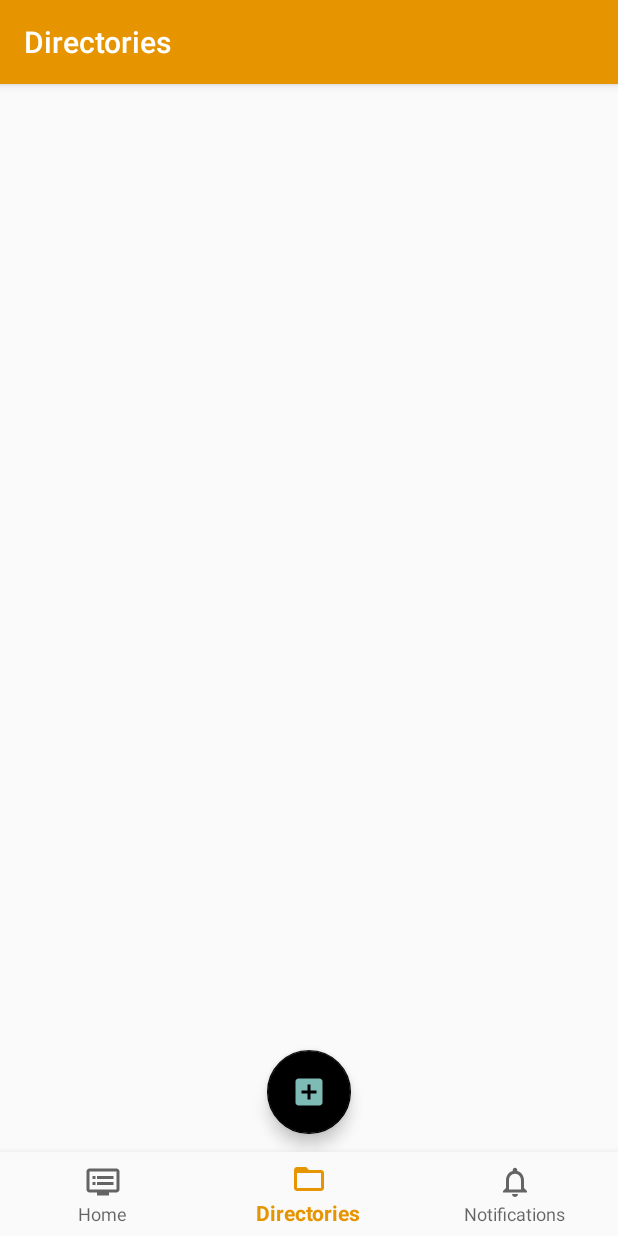
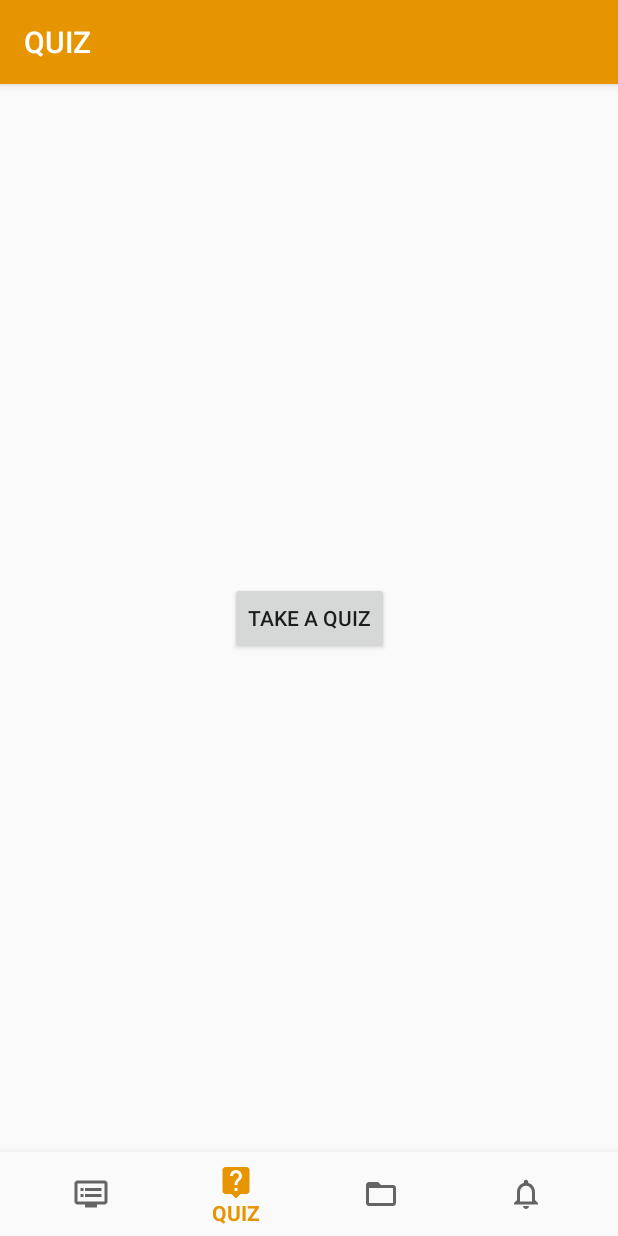
Before and after one commit to ilkeraslan/repeatcard, an Android app: the screen it shows after launch (MainActivity), item 2 of the bottom bar chosen, on a phone screen of 412 x 824 dp. Run offline under Robolectric (Android 15) with nearby library versions, the phone set to English and light mode, and no system bars; our stand-ins replace Room's generated code, navigation-ui; libraries missing offline, so code that uses them is left out: com.jakewharton.threetenabp; 6 statements that could not run were skipped.

Commit message:
Move quiz to bottom navigation

```diff
--- a/app/src/main/java/com/example/flashcards/MainActivity.kt
+++ b/app/src/main/java/com/example/flashcards/MainActivity.kt
@@ -1,14 +1,14 @@
 package com.example.flashcards
 
+import android.os.Bundle
+import android.view.MenuItem
 import androidx.appcompat.app.AppCompatActivity
-import android.os.Bundle
-import androidx.navigation.findNavController
+import androidx.navigation.fragment.NavHostFragment
 import androidx.navigation.ui.AppBarConfiguration
 import androidx.navigation.ui.setupActionBarWithNavController
 import androidx.navigation.ui.setupWithNavController
 import com.google.android.material.bottomnavigation.BottomNavigationView
 import com.jakewharton.threetenabp.AndroidThreeTen
-
 
 class MainActivity : AppCompatActivity() {
 
@@ -16,18 +16,19 @@ class MainActivity : AppCompatActivity() {
         super.onCreate(savedInstanceState)
         setContentView(R.layout.activity_main)
 
+        val host: NavHostFragment = supportFragmentManager.findFragmentById(R.id.nav_host_fragment) as NavHostFragment? ?: return
         val navView: BottomNavigationView = findViewById(R.id.nav_view)
-        val navController = findNavController(R.id.nav_host_fragment)
+        val navController = host.navController
 
         val appBarConfiguration = AppBarConfiguration(
-            setOf(
-                R.id.navigation_home, R.id.navigation_directories, R.id.navigation_notifications
-            )
+            setOf(R.id.navigation_home, R.id.navigation_quiz, R.id.navigation_directories, R.id.navigation_notifications)
         )
 
         setupActionBarWithNavController(navController, appBarConfiguration)
         navView.setupWithNavController(navController)
 
+        navView.setOnNavigationItemReselectedListener { /* do nothing */}
+
         // Initialize date library
         AndroidThreeTen.init(this)
     }
--- a/app/src/main/java/com/example/flashcards/ui/home/HomeFragment.kt
+++ b/app/src/main/java/com/example/flashcards/ui/home/HomeFragment.kt
@@ -26,7 +26,6 @@ import com.example.flashcards.ui.directories.DirectoriesViewModel
 import com.example.flashcards.ui.flashcard_review.FlashcardReviewScreen
 import com.example.flashcards.ui.notifications.NotificationEvent
 import com.example.flashcards.ui.notifications.NotificationsViewModel
-import com.example.flashcards.ui.quiz.QuizScreen
 import com.example.flashcards.ui.util.exhaustive
 import kotlinx.coroutines.ExperimentalCoroutinesApi
 import org.threeten.bp.OffsetDateTime
@@ -55,6 +54,15 @@ class HomeFragment : Fragment() {
     @ExperimentalCoroutinesApi
     override fun onViewCreated(view: View, savedInstanceState: Bundle?) {
         super.onViewCreated(view, savedInstanceState)
+
+        setupViewModels()
+        setUpRecyclerView()
+        setUpViews()
+        observeViewModel()
+    }
+
+    override fun onResume() {
+        super.onResume()
 
         setupViewModels()
         setUpRecyclerView()
@@ -92,7 +100,6 @@ class HomeFragment : Fragment() {
         val addFlashcardButton: Button = requireActivity().findViewById(R.id.add_flashcard_button)
         val deleteAll: Button = requireActivity().findViewById(R.id.delete_all_button)
         val review: Button = requireActivity().findViewById(R.id.review_flashcards_button)
-        val quiz: Button = requireActivity().findViewById(R.id.quiz)
 
         addFlashcardButton.setOnClickListener {
             val intent = Intent(activity, AddFlashcardActivity::class.java)
@@ -103,11 +110,6 @@ class HomeFragment : Fragment() {
 
         review.setOnClickListener {
             val intent = Intent(activity, FlashcardReviewScreen::class.java)
-            startActivity(intent)
-        }
-
-        quiz.setOnClickListener {
-            val intent = Intent(activity, QuizScreen::class.java)
             startActivity(intent)
         }
     }
--- a/app/src/main/java/com/example/flashcards/ui/home/HomeViewModelFactory.kt
+++ /dev/null
@@ -1,12 +0,0 @@
-package com.example.flashcards.ui.home
-
-import android.app.Activity
-import androidx.lifecycle.ViewModel
-import androidx.lifecycle.ViewModelProvider
-
-class HomeViewModelFactory (val activity: Activity) : ViewModelProvider.Factory {
-
-    override fun <T : ViewModel?> create(modelClass: Class<T>): T {
-        return modelClass.getConstructor(Activity::class.java).newInstance()
-    }
-}
--- a/app/src/main/java/com/example/flashcards/ui/home/HomeViewModelStoreOwner.kt
+++ /dev/null
@@ -1,11 +0,0 @@
-package com.example.flashcards.ui.home
-
-import androidx.lifecycle.ViewModelStore
-import androidx.lifecycle.ViewModelStoreOwner
-
-class HomeViewModelStoreOwner : ViewModelStoreOwner {
-    override fun getViewModelStore(): ViewModelStore {
-        return ViewModelStore()
-    }
-
-}
--- /dev/null
+++ b/app/src/main/java/com/example/flashcards/ui/quiz/QuizFragment.kt
@@ -0,0 +1,37 @@
+package com.example.flashcards.ui.quiz
+
+import android.content.Intent
+import android.os.Bundle
+import android.view.LayoutInflater
+import android.view.View
+import android.view.ViewGroup
+import android.widget.Button
+import androidx.fragment.app.Fragment
+import com.example.flashcards.R
+
+class QuizFragment : Fragment() {
+
+    private lateinit var startQuiz: Button
+
+    override fun onCreateView(
+        inflater: LayoutInflater,
+        container: ViewGroup?,
+        savedInstanceState: Bundle?
+    ): View? {
+        return inflater.inflate(R.layout.quiz_fragment, container, false)
+    }
+
+    override fun onViewCreated(view: View, savedInstanceState: Bundle?) {
+        super.onViewCreated(view, savedInstanceState)
+
+        setUpViews()
+    }
+
+    private fun setUpViews() {
+        startQuiz = requireActivity().findViewById(R.id.startQuiz)
+        startQuiz.setOnClickListener {
+            val intent = Intent(activity, QuizScreen::class.java)
+            startActivity(intent)
+        }
+    }
+}
--- a/app/src/main/res/drawable/ic_add_directory_black_24dp.xml
+++ b/app/src/main/res/drawable/ic_add_directory_black_24dp.xml
@@ -1,4 +1,4 @@
-<vector android:height="24dp" android:tint="#7EBBB5"
+<vector android:height="24dp"
     android:viewportHeight="24.0" android:viewportWidth="24.0"
     android:width="24dp" xmlns:android="http://schemas.android.com/apk/res/android">
     <path android:fillColor="#FF000000" android:pathData="M19,3L5,3c-1.11,0 -2,0.9 -2,2v14c0,1.1 0.89,2 2,2h14c1.1,0 2,-0.9 2,-2L21,5c0,-1.1 -0.9,-2 -2,-2zM17,13h-4v4h-2v-4L7,13v-2h4L11,7h2v4h4v2z"/>
--- /dev/null
+++ b/app/src/main/res/drawable/ic_quiz_24dp.xml
@@ -0,0 +1,9 @@
+<vector xmlns:android="http://schemas.android.com/apk/res/android"
+        android:width="24dp"
+        android:height="24dp"
+        android:viewportWidth="24.0"
+        android:viewportHeight="24.0">
+    <path
+        android:fillColor="#FF000000"
+        android:pathData="M19,2L5,2c-1.11,0 -2,0.9 -2,2v14c0,1.1 0.89,2 2,2h4l3,3 3,-3h4c1.1,0 2,-0.9 2,-2L21,4c0,-1.1 -0.9,-2 -2,-2zM13,18h-2v-2h2v2zM15.07,10.25l-0.9,0.92C13.45,11.9 13,12.5 13,14h-2v-0.5c0,-1.1 0.45,-2.1 1.17,-2.83l1.24,-1.26c0.37,-0.36 0.59,-0.86 0.59,-1.41 0,-1.1 -0.9,-2 -2,-2s-2,0.9 -2,2L8,8c0,-2.21 1.79,-4 4,-4s4,1.79 4,4c0,0.88 -0.36,1.68 -0.93,2.25z"/>
+</vector>
--- a/app/src/main/res/layout/activity_main.xml
+++ b/app/src/main/res/layout/activity_main.xml
@@ -23,9 +23,8 @@
         android:name="androidx.navigation.fragment.NavHostFragment"
         android:layout_width="0dp"
         android:layout_height="0dp"
-        android:layout_marginBottom="8dp"
         app:defaultNavHost="true"
-        app:layout_constraintBottom_toBottomOf="parent"
+        app:layout_constraintBottom_toTopOf="@+id/nav_view"
         app:layout_constraintLeft_toLeftOf="parent"
         app:layout_constraintRight_toRightOf="parent"
         app:layout_constraintTop_toTopOf="parent"
--- a/app/src/main/res/layout/directories_fragment.xml
+++ b/app/src/main/res/layout/directories_fragment.xml
@@ -13,8 +13,7 @@
         android:layout_marginStart="8dp"
         android:layout_marginTop="8dp"
         android:layout_marginEnd="8dp"
-        android:layout_marginBottom="48dp"
-        app:layout_constraintBottom_toBottomOf="parent"
+        app:layout_constraintBottom_toTopOf="@+id/add_directory_button"
         app:layout_constraintEnd_toEndOf="parent"
         app:layout_constraintStart_toStartOf="parent"
         app:layout_constraintTop_toTopOf="parent" />
@@ -24,13 +23,13 @@
         android:layout_width="wrap_content"
         android:layout_height="0dp"
         android:layout_gravity="bottom"
-        android:layout_marginBottom="60dp"
+        android:layout_marginEnd="8dp"
+        android:layout_marginBottom="8dp"
         android:adjustViewBounds="true"
         android:isScrollContainer="false"
-        app:backgroundTint="@color/colorBlack"
+        app:backgroundTint="@color/design_default_color_primary_dark"
         app:layout_constraintBottom_toBottomOf="parent"
         app:layout_constraintEnd_toEndOf="parent"
-        app:layout_constraintStart_toStartOf="parent"
         app:srcCompat="@drawable/ic_add_directory_black_24dp" />
 
 </androidx.constraintlayout.widget.ConstraintLayout>
--- a/app/src/main/res/layout/home_fragment.xml
+++ b/app/src/main/res/layout/home_fragment.xml
@@ -4,7 +4,6 @@
     xmlns:tools="http://schemas.android.com/tools"
     android:layout_width="match_parent"
     android:layout_height="match_parent"
-    android:layout_marginBottom="50dp"
     android:orientation="vertical"
     tools:context=".ui.home.HomeFragment">
 
@@ -52,18 +51,6 @@
             android:textColor="@color/colorWhite" />
 
         <Button
-            android:id="@+id/quiz"
-            style="@style/text_style"
-            android:layout_width="0dp"
-            android:layout_height="wrap_content"
-            android:layout_marginStart="8dp"
-            android:layout_marginBottom="60dp"
-            android:layout_weight="1"
-            android:background="@color/colorPurple"
-            android:text="@string/quiz"
-            android:textColor="@color/colorWhite" />
-
-        <Button
             android:id="@+id/add_flashcard_button"
             style="@style/text_style"
             android:layout_width="0dp"
--- a/app/src/main/res/layout/notifications_fragment.xml
+++ b/app/src/main/res/layout/notifications_fragment.xml
@@ -4,7 +4,6 @@
     xmlns:tools="http://schemas.android.com/tools"
     android:layout_width="match_parent"
     android:layout_height="match_parent"
-    android:layout_marginBottom="50dp"
     tools:context=".ui.notifications.NotificationsFragment">
 
     <androidx.recyclerview.widget.RecyclerView
--- /dev/null
+++ b/app/src/main/res/layout/quiz_fragment.xml
@@ -0,0 +1,22 @@
+<?xml version="1.0" encoding="utf-8"?>
+<androidx.constraintlayout.widget.ConstraintLayout
+    xmlns:android="http://schemas.android.com/apk/res/android"
+    xmlns:app="http://schemas.android.com/apk/res-auto"
+    android:layout_width="match_parent"
+    android:layout_height="match_parent">
+
+    <Button
+        android:id="@+id/startQuiz"
+        android:layout_width="wrap_content"
+        android:layout_height="wrap_content"
+        android:layout_marginStart="32dp"
+        android:layout_marginTop="32dp"
+        android:layout_marginEnd="32dp"
+        android:layout_marginBottom="32dp"
+        android:text="TAKE A QUIZ"
+        app:layout_constraintBottom_toBottomOf="parent"
+        app:layout_constraintEnd_toEndOf="parent"
+        app:layout_constraintStart_toStartOf="parent"
+        app:layout_constraintTop_toTopOf="parent" />
+
+</androidx.constraintlayout.widget.ConstraintLayout>
--- a/app/src/main/res/menu/bottom_nav_menu.xml
+++ b/app/src/main/res/menu/bottom_nav_menu.xml
@@ -2,17 +2,22 @@
 <menu xmlns:android="http://schemas.android.com/apk/res/android">
 
     <item
-        android:id="@+id/navigation_home"
+        android:id="@id/navigation_home"
         android:icon="@drawable/ic_home_black_24dp"
         android:title="@string/title_home" />
 
     <item
-        android:id="@+id/navigation_directories"
+        android:id="@id/navigation_quiz"
+        android:icon="@drawable/ic_quiz_24dp"
+        android:title="@string/quiz"/>
+
+    <item
+        android:id="@id/navigation_directories"
         android:icon="@drawable/ic_directories_black_24dp"
         android:title="@string/title_directories" />
 
     <item
-        android:id="@+id/navigation_notifications"
+        android:id="@id/navigation_notifications"
         android:icon="@drawable/ic_notifications_black_24dp"
         android:title="@string/title_notifications" />
 
--- a/app/src/main/res/navigation/mobile_navigation.xml
+++ b/app/src/main/res/navigation/mobile_navigation.xml
@@ -12,47 +12,38 @@
         tools:layout="@layout/home_fragment">
         <action
             android:id="@+id/action_navigation_home_to_navigation_directories"
-            app:destination="@id/navigation_directories" />
+            app:destination="@id/navigation_directories"
+            app:enterAnim="@android:anim/slide_in_left"
+            app:exitAnim="@android:anim/slide_out_right"
+            app:popEnterAnim="@android:anim/slide_in_left"
+            app:popExitAnim="@android:anim/slide_out_right" />
         <action
             android:id="@+id/action_navigation_home_to_navigation_notifications"
-            app:destination="@id/navigation_notifications" />
+            app:destination="@id/navigation_notifications"
+            app:enterAnim="@anim/fragment_fade_enter"
+            app:exitAnim="@anim/fragment_fade_exit" />
         <action
-            android:id="@+id/action_navigation_home_to_flashcardReviewScreen"
-            app:destination="@id/flashcardReviewScreen" />
+            android:id="@+id/action_navigation_home_to_navigation_quiz"
+            app:destination="@id/navigation_quiz" />
+    </fragment>
+
+    <fragment
+        android:id="@+id/navigation_quiz"
+        android:name="com.example.flashcards.ui.quiz.QuizFragment"
+        android:label="@string/quiz"
+        tools:layout="@layout/quiz_fragment">
     </fragment>
 
     <fragment
         android:id="@+id/navigation_directories"
         android:name="com.example.flashcards.ui.directories.DirectoriesFragment"
         android:label="@string/title_directories"
-        tools:layout="@layout/directories_fragment">
-        <action
-            android:id="@+id/action_navigation_directories_to_navigation_home"
-            app:destination="@id/navigation_home" />
-        <action
-            android:id="@+id/action_navigation_directories_to_navigation_notifications"
-            app:destination="@id/navigation_notifications" />
-    </fragment>
+        tools:layout="@layout/directories_fragment"/>
 
     <fragment
         android:id="@+id/navigation_notifications"
         android:name="com.example.flashcards.ui.notifications.NotificationsFragment"
         android:label="@string/title_notifications"
-        tools:layout="@layout/notifications_fragment">
-        <action
-            android:id="@+id/action_navigation_notifications_to_navigation_home"
-            app:destination="@id/navigation_home" />
-        <action
-            android:id="@+id/action_navigation_notifications_to_navigation_directories"
-            app:destination="@id/navigation_directories" />
-    </fragment>
+        tools:layout="@layout/notifications_fragment"/>
 
-    <fragment
-        android:id="@+id/flashcardReviewScreen"
-        android:name="com.example.flashcards.ui.flashcard_review.FlashcardReviewScreen"
-        android:label="FlashcardReviewScreen">
-        <action
-            android:id="@+id/action_flashcardReviewScreen_to_navigation_home"
-            app:destination="@id/navigation_home" />
-    </fragment>
 </navigation>
```
